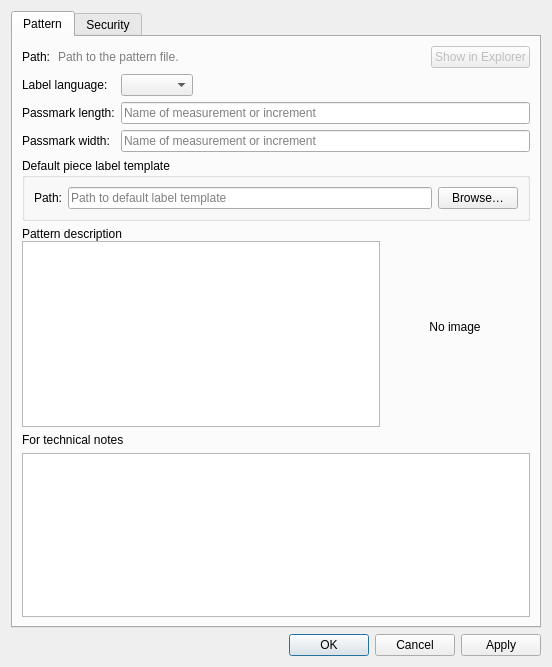
This is src/app/ostara/dialogs/dialogpatternproperties.ui in equinox-patterns/Ostara as Qt 5 draws it before an edit. The edited form follows.
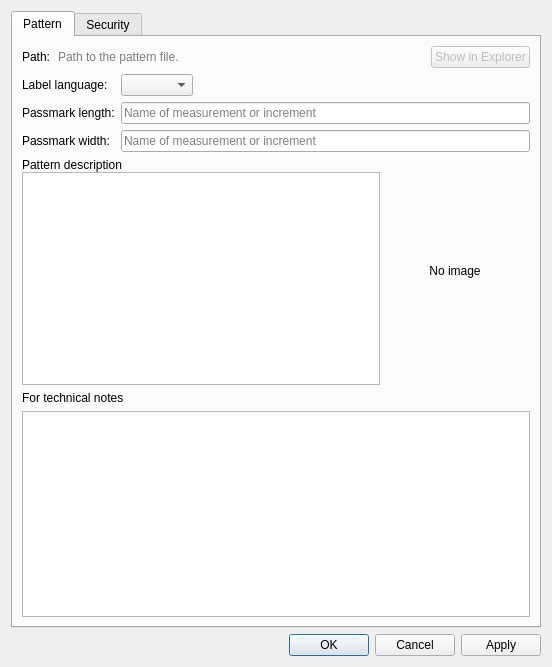
This is the edited form. Icons and pictures are not drawn. Custom widgets are drawn as their Qt base class.

Commit message: Suppression du texte pièce (onglet « Labels »)

```diff
--- a/src/app/ostara/dialogs/dialogpatternproperties.ui
+++ b/src/app/ostara/dialogs/dialogpatternproperties.ui
@@ -144,54 +144,6 @@
          </item>
         </layout>
        </item>
-       <item>
-        <widget class="QGroupBox" name="groupBox_2">
-         <property name="title">
-          <string>Default piece label template</string>
-         </property>
-         <layout class="QHBoxLayout" name="horizontalLayout">
-          <item>
-           <widget class="QLabel" name="label_5">
-            <property name="text">
-             <string>Path:</string>
-            </property>
-           </widget>
-          </item>
-          <item>
-           <widget class="QLineEdit" name="lineEditPieceLabelPath">
-            <property name="sizePolicy">
-             <sizepolicy hsizetype="Expanding" vsizetype="Preferred">
-              <horstretch>0</horstretch>
-              <verstretch>0</verstretch>
-             </sizepolicy>
-            </property>
-            <property name="placeholderText">
-             <string>Path to default label template</string>
-            </property>
-            <property name="clearButtonEnabled">
-             <bool>true</bool>
-            </property>
-           </widget>
-          </item>
-          <item>
-           <widget class="QPushButton" name="pushButtonBrowsePieceLabelPath">
-            <property name="sizePolicy">
-             <sizepolicy hsizetype="Preferred" vsizetype="Preferred">
-              <horstretch>0</horstretch>
-              <verstretch>0</verstretch>
-             </sizepolicy>
-            </property>
-            <property name="toolTip">
-             <string>Select path to label template</string>
-            </property>
-            <property name="text">
-             <string>Browse…</string>
-            </property>
-           </widget>
-          </item>
-         </layout>
-        </widget>
-       </item>
        <item>
         <layout class="QHBoxLayout" name="horizontalLayout_7">
          <property name="spacing">
```
The commit also changes 77 other files.
